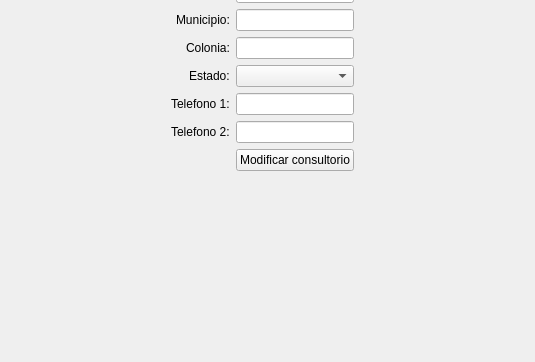
AsgardUtvt/ProyectoIntegrador1, file Documentacion/QtDesigner/consultorio_modificar.ui: the form before one commit; both pictures show x 0 to 535 and y 239 to 601 of the 653 by 601 pixel window.
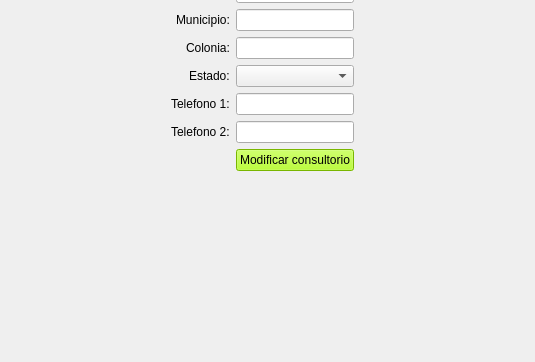
The form after the commit.

What changed in the file:
```diff
--- a/Documentacion/QtDesigner/consultorio_modificar.ui
+++ b/Documentacion/QtDesigner/consultorio_modificar.ui
@@ -156,6 +156,11 @@
     </item>
     <item row="12" column="1">
      <widget class="QPushButton" name="pb_modificar_consultorio">
+      <property name="styleSheet">
+       <string notr="true">QPushButton#pb_modificar_consultorio {
+background-color: rgb(170, 255, 0)
+}</string>
+      </property>
       <property name="text">
        <string>Modificar consultorio</string>
       </property>
```
